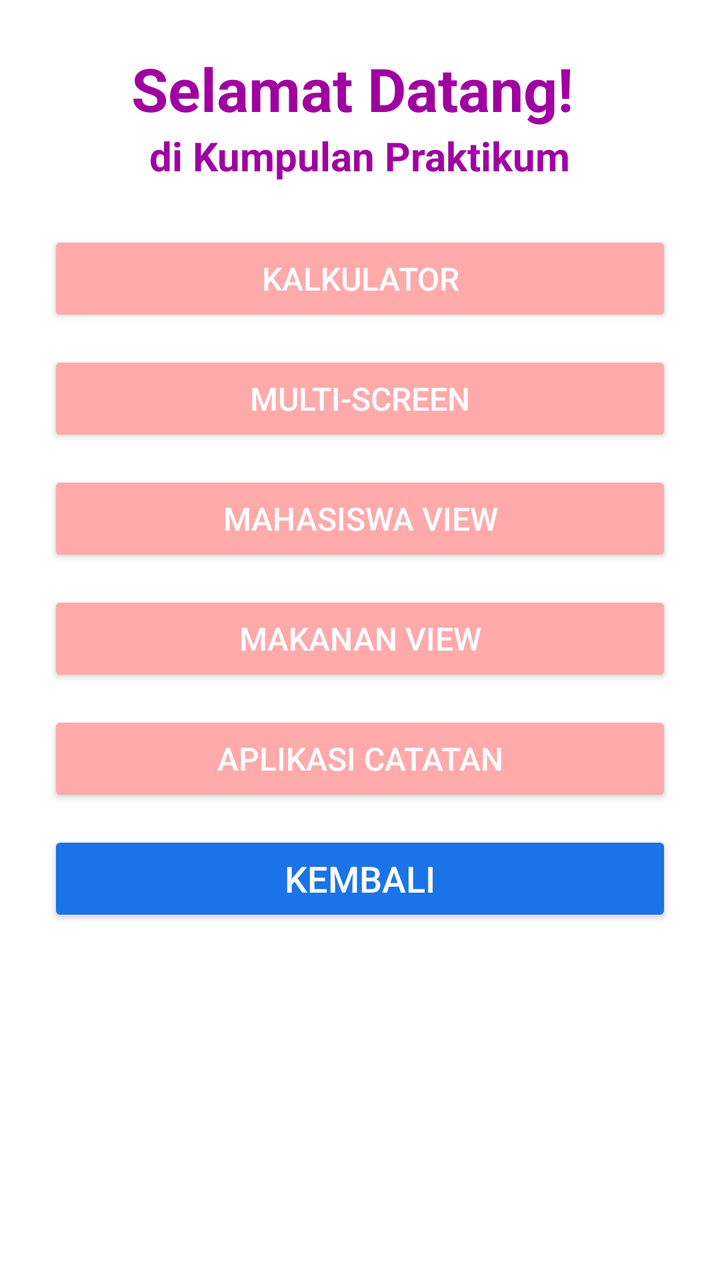
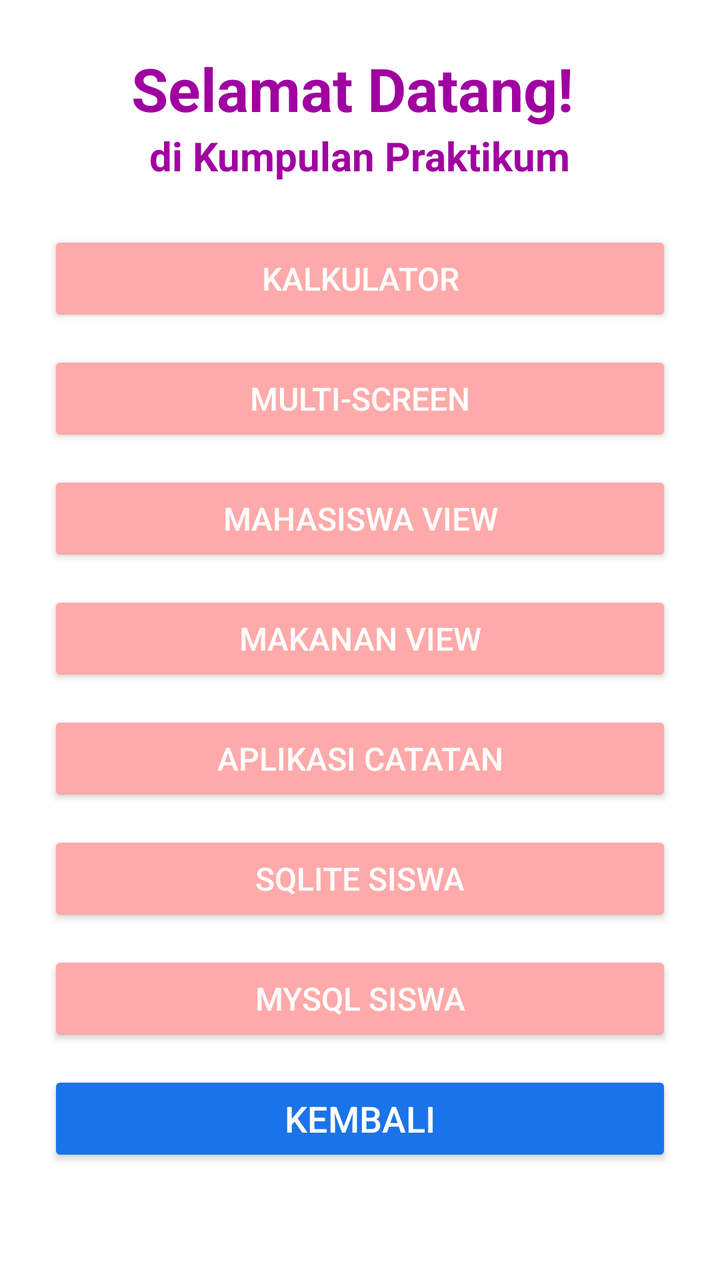

Screens rendered from an Android XML layout before and after an edit, with the pre-edit source and the edit as a unified diff.
<!-- AndroidManifest.xml: application theme Theme.Testlagi -->
<!-- res/layout/activity_home.xml -->
<?xml version="1.0" encoding="utf-8"?>
<LinearLayout xmlns:android="http://schemas.android.com/apk/res/android"
    xmlns:tools="http://schemas.android.com/tools"
    android:id="@+id/home"
    android:orientation="vertical"
    android:layout_width="match_parent"
    android:layout_height="match_parent"
    android:padding="24dp"
    android:background="#FFFFFF"
    tools:context=".HomeActivity">

    <TextView
        android:id="@+id/username"
        android:layout_width="wrap_content"
        android:layout_height="wrap_content"
        android:text="Selamat Datang! "
        android:textColor="#A000A0"
        android:layout_gravity="center"
        android:textSize="30sp"
        android:textStyle="bold"/>

    <TextView
        android:id="@+id/title"
        android:layout_width="wrap_content"
        android:layout_height="wrap_content"
        android:text="di Kumpulan Praktikum"
        android:textColor="#A000A0"
        android:layout_gravity="center"
        android:textSize="20sp"
        android:textStyle="bold"
        android:layout_marginBottom="24dp"/>

    <Button
        android:id="@+id/btnCalc"
        android:layout_width="match_parent"
        android:layout_height="wrap_content"
        android:text="Kalkulator"
        android:backgroundTint="#FFAAAA"
        android:textColor="#FFFFFF"
        android:layout_marginBottom="12dp"
        android:textSize="16sp"/>

    <Button
        android:id="@+id/btnMulti"
        android:layout_width="match_parent"
        android:layout_height="wrap_content"
        android:text="Multi-Screen"
        android:backgroundTint="#FFAAAA"
        android:textColor="#FFFFFF"
        android:layout_marginBottom="12dp"
        android:textSize="16sp"/>

    <Button
        android:id="@+id/btnMahasiswa"
        android:layout_width="match_parent"
        android:layout_height="wrap_content"
        android:text="Mahasiswa View"
        android:backgroundTint="#FFAAAA"
        android:textColor="#FFFFFF"
        android:layout_marginBottom="12dp"
        android:textSize="16sp"/>

    <Button
        android:id="@+id/btnMakanan"
        android:layout_width="match_parent"
        android:layout_height="wrap_content"
        android:text="Makanan View"
        android:backgroundTint="#FFAAAA"
        android:textColor="#FFFFFF"
        android:layout_marginBottom="12dp"
        android:textSize="16sp"/>

    <Button
        android:id="@+id/btnCatatan"
        android:layout_width="match_parent"
        android:layout_height="wrap_content"
        android:text="Aplikasi Catatan"
        android:backgroundTint="#FFAAAA"
        android:textColor="#FFFFFF"
        android:layout_marginBottom="12dp"
        android:textSize="16sp"/>

    <Button
        android:id="@+id/btnBack"
        android:layout_width="match_parent"
        android:layout_height="wrap_content"
        android:text="Kembali"
        android:backgroundTint="#1A73E8"
        android:textColor="#FFFFFF"
        android:textSize="18sp"/>

</LinearLayout>
<!-- resources referenced by this layout -->
<resources>
  <style name="Theme.Testlagi" parent="Base.Theme.Testlagi" />
  <style name="Base.Theme.Testlagi" parent="Theme.Material3.DayNight.NoActionBar">
          
          
      </style>
</resources>

<!-- the commit's change to res/layout/activity_home.xml (unified diff, before → after) -->
@@ -81,6 +81,26 @@
         android:textSize="16sp"/>
 
     <Button
+        android:id="@+id/btnStudentCRUD"
+        android:layout_width="match_parent"
+        android:layout_height="wrap_content"
+        android:text="SQLite Siswa"
+        android:backgroundTint="#FFAAAA"
+        android:textColor="#FFFFFF"
+        android:layout_marginBottom="12dp"
+        android:textSize="16sp"/>
+
+    <Button
+        android:id="@+id/btnStudentSQL"
+        android:layout_width="match_parent"
+        android:layout_height="wrap_content"
+        android:text="MySQL Siswa"
+        android:backgroundTint="#FFAAAA"
+        android:textColor="#FFFFFF"
+        android:layout_marginBottom="12dp"
+        android:textSize="16sp"/>
+
+    <Button
         android:id="@+id/btnBack"
         android:layout_width="match_parent"
         android:layout_height="wrap_content"
